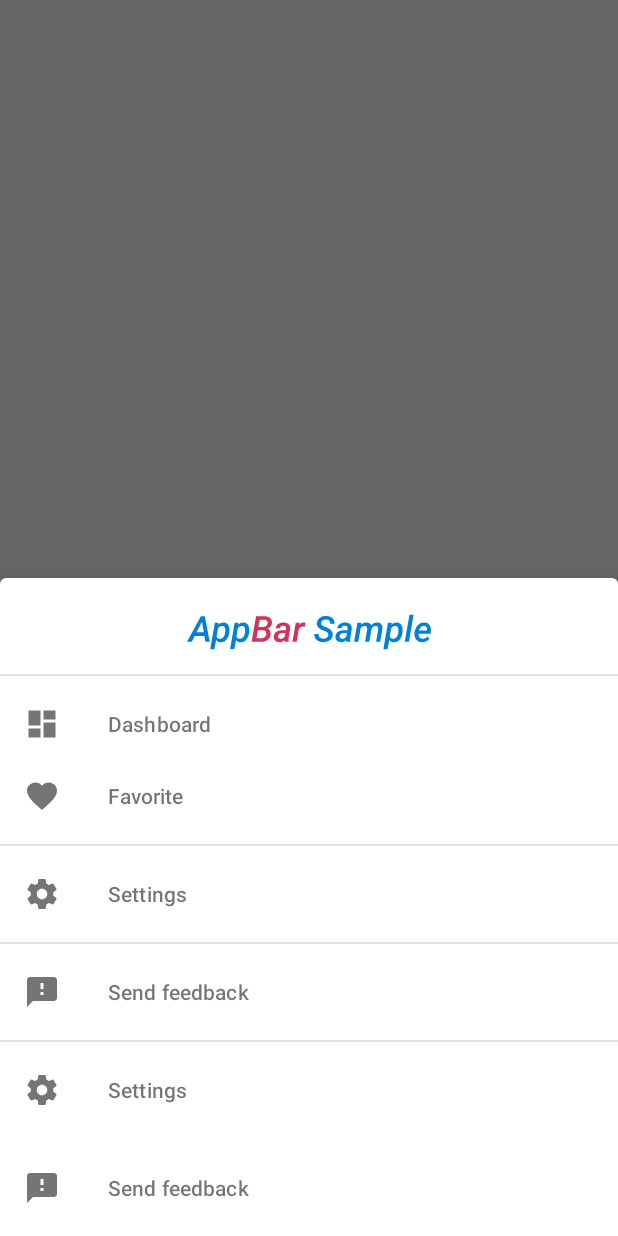
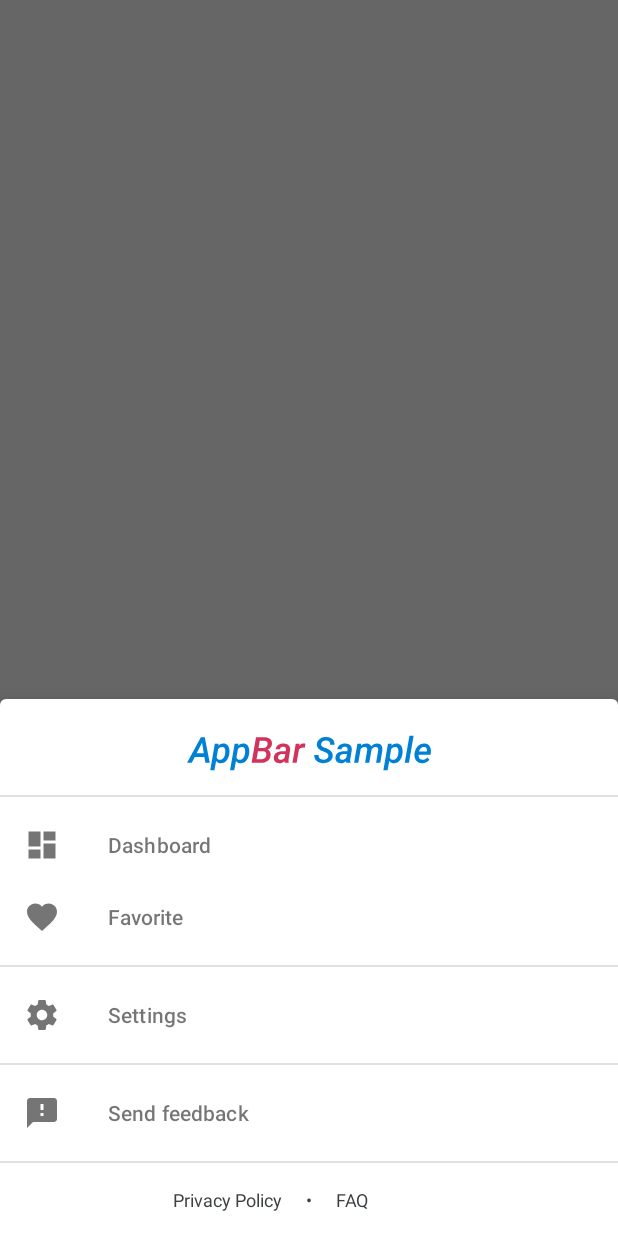
Before and after one commit to pstanisl/appbar-sample, an Android app: the fragment BottomNavigationFragment placed in its activity, on a phone screen of 412 x 824 dp. Run offline under Robolectric (Android 15) with nearby library versions, the phone set to English and light mode, and no system bars; our stand-ins replace Timber, navigation-ui; 7 statements that could not run were skipped.

Commit message:
Footer in bottom navigation

```diff
--- a/app/build.gradle
+++ b/app/build.gradle
@@ -29,9 +29,9 @@ androidExtensions {
 ext {
     androidx_version = '1.0.0-alpha3'
     constraint_layout_version = "1.1.2"
-    navigation_version = "1.0.0-alpha02"
+    navigation_version = "1.0.0-alpha04"
 //    coroutines = "0.23.2"
-    support_version = "28.0.0-alpha3"
+    support_version = "28.0.0-rc01"
     timber_version = "4.7.0"
 }
 
--- a/app/src/main/java/cz/pstanisl/appbarexample/ui/BottomNavigationFragment.kt
+++ b/app/src/main/java/cz/pstanisl/appbarexample/ui/BottomNavigationFragment.kt
@@ -10,6 +10,10 @@ import androidx.navigation.ui.setupWithNavController
 import cz.pstanisl.appbarexample.R
 import cz.pstanisl.appbarexample.ui.shared.RoundedBottomSheetDialogFragment
 import kotlinx.android.synthetic.main.fragment_navigation.*
+import kotlinx.android.synthetic.main.navigation_menu_footer.*
+import android.content.Intent
+import android.net.Uri
+
 
 class BottomNavigationFragment: RoundedBottomSheetDialogFragment() {
 
@@ -20,6 +24,9 @@ class BottomNavigationFragment: RoundedBottomSheetDialogFragment() {
     override fun onViewCreated(view: View, savedInstanceState: Bundle?) {
         super.onViewCreated(view, savedInstanceState)
         setup()
+
+        tvPrivacyPolicy.setOnClickListener { openUri("https://www.google.cz") }
+        tvFAQ.setOnClickListener { openUri("https://www.seznam.cz") }
     }
 
     private fun setup() {
@@ -35,6 +42,10 @@ class BottomNavigationFragment: RoundedBottomSheetDialogFragment() {
         vLateralNavigation.setupWithNavController(navController)
     }
 
+    private fun openUri(uri: String) {
+        val intent = Intent(Intent.ACTION_VIEW, Uri.parse(uri))
+        startActivity(intent)
+    }
 
 
 }
--- a/app/src/main/res/color/navigation_icon_color.xml
+++ b/app/src/main/res/color/navigation_icon_color.xml
@@ -3,6 +3,6 @@
 
     <item android:state_checked="true" android:color="@color/primary" />
     <item android:state_enabled="true" android:color="@color/text_secondary_on_background" />
-    <item android:color="@color/gray_light" />
+    <item android:color="@color/gray" />
 
 </selector>
--- a/app/src/main/res/layout/fragment_navigation.xml
+++ b/app/src/main/res/layout/fragment_navigation.xml
@@ -38,6 +38,8 @@
         app:itemIconTint="@color/navigation_icon_color"
         app:itemTextColor="@color/navigation_item_color"
         app:layout_constraintBottom_toTopOf="@id/divider_navigation"
+        app:layout_constraintLeft_toLeftOf="parent"
+        app:layout_constraintRight_toRightOf="parent"
         app:menu="@menu/lateral_navigation"
         style="@style/NavigationView" />
 
@@ -53,23 +55,23 @@
         android:layout_width="match_parent"
         android:layout_height="wrap_content"
         android:layout_gravity="bottom"
-        android:paddingStart="@dimen/keyline_1"
-        android:paddingEnd="@dimen/keyline_1"
+        android:theme="@style/AppTheme.NavigationViewOverlay"
         app:itemBackground="@drawable/navigation_item_background"
+        app:itemHorizontalPadding="@dimen/keyline_2"
         app:itemIconPadding="@dimen/keyline_4"
         app:itemTextColor="@color/navigation_item_color"
-        app:itemIconTint="@color/navigation_item_color"
-        app:itemHorizontalPadding="@dimen/keyline_1"
+        app:itemIconTint="@color/navigation_icon_color"
+        app:layout_constraintBottom_toTopOf="@id/divider_footer"
+        app:layout_constraintLeft_toLeftOf="parent"
+        app:layout_constraintRight_toRightOf="parent"
+        app:menu="@menu/forward_navigation"
+        style="@style/NavigationView" />
+
+    <include
+        layout="@layout/navigation_menu_footer"
+        app:layout_constraintEnd_toEndOf="parent"
+        app:layout_constraintStart_toStartOf="parent"
         app:layout_constraintBottom_toBottomOf="parent"
-        app:menu="@menu/forward_navigation" />
-
-    <!--<include-->
-        <!--android:id="@+id/vNavigationMenuFooter"-->
-        <!--layout="@layout/navigation_menu_footer"-->
-        <!--android:visibility="gone"-->
-        <!--app:layout_constraintEnd_toEndOf="parent"-->
-        <!--app:layout_constraintStart_toStartOf="parent"-->
-        <!--app:layout_constraintBottom_toBottomOf="parent"-->
-    <!--/>-->
+    />
 
 </android.support.constraint.ConstraintLayout>
--- a/app/src/main/res/layout/navigation_menu_footer.xml
+++ b/app/src/main/res/layout/navigation_menu_footer.xml
@@ -1,31 +1,57 @@
 <?xml version="1.0" encoding="utf-8"?>
 <merge xmlns:android="http://schemas.android.com/apk/res/android"
-    android:layout_width="match_parent" android:layout_height="match_parent">
+    xmlns:app="http://schemas.android.com/apk/res-auto"
+    android:layout_width="match_parent"
+    android:layout_height="match_parent">
 
-    <View style="@style/BottomSheetEntryDivider" />
+    <View
+        android:id="@+id/divider_footer"
+        style="@style/BottomSheetEntryDivider"
+        app:layout_constraintBottom_toTopOf="@id/footer_container"
+        app:layout_constraintEnd_toEndOf="parent"
+        app:layout_constraintStart_toStartOf="parent" />
 
-    <LinearLayout
-        android:layout_width="wrap_content"
+    <android.support.constraint.ConstraintLayout
+        android:id="@+id/footer_container"
+        android:layout_width="match_parent"
         android:layout_height="wrap_content"
-        android:orientation="horizontal">
+        android:orientation="horizontal"
+        app:layout_constraintEnd_toEndOf="parent"
+        app:layout_constraintStart_toStartOf="parent"
+        app:layout_constraintBottom_toBottomOf="parent">
 
         <TextView
+            android:id="@+id/tvPrivacyPolicy"
             android:layout_width="wrap_content"
             android:layout_height="wrap_content"
-            android:layout_marginEnd="@dimen/keyline_1"
-            android:text="@string/action_privacy_policy"/>
+            android:layout_marginEnd="@dimen/keyline_2"
+            android:text="@string/action_privacy_policy"
+            android:textAlignment="center"
+            app:layout_constraintTop_toTopOf="parent"
+            app:layout_constraintRight_toLeftOf="@id/footer_separator"
+            style="@style/FooterClickableActionItemStyle"/>
 
         <TextView
+            android:id="@+id/footer_separator"
             android:layout_width="wrap_content"
             android:layout_height="wrap_content"
-            android:text="@string/bullet_separator"/>
+            android:text="@string/bullet_separator"
+            app:layout_constraintTop_toTopOf="parent"
+            app:layout_constraintLeft_toLeftOf="parent"
+            app:layout_constraintRight_toRightOf="parent"
+            app:layout_constraintBottom_toBottomOf="parent"
+            style="@style/FooterActionItemStyle"/>
 
         <TextView
+            android:id="@+id/tvFAQ"
             android:layout_width="wrap_content"
             android:layout_height="wrap_content"
             android:layout_marginStart="@dimen/keyline_2"
-            android:text="@string/action_faq"/>
+            android:text="@string/action_faq"
+            app:layout_constraintTop_toTopOf="parent"
+            app:layout_constraintLeft_toRightOf="@id/footer_separator"
+            style="@style/FooterClickableActionItemStyle"/>
 
-    </LinearLayout>
+    </android.support.constraint.ConstraintLayout>
 
 </merge>
--- a/app/src/main/res/menu/forward_navigation.xml
+++ b/app/src/main/res/menu/forward_navigation.xml
@@ -3,14 +3,14 @@
 
     <group android:id="@+id/forward_settings">
         <item
-            android:id="@+id/dashboard"
+            android:id="@+id/item_forward_settings"
             android:icon="@drawable/ic_settings_black_24dp"
             android:title="@string/nav_item_settings" />
     </group>
 
     <group android:id="@+id/forward_feedback">
         <item
-            android:id="@+id/favorite"
+            android:id="@+id/item_forward_feedback"
             android:icon="@drawable/ic_feedback_black_24dp"
             android:title="@string/nav_item_send_feedback" />
     </group>
--- a/app/src/main/res/menu/lateral_navigation.xml
+++ b/app/src/main/res/menu/lateral_navigation.xml
@@ -13,18 +13,18 @@
             android:title="@string/nav_item_favorite" />
     </group>
 
-    <group android:id="@+id/forward_settings">
-        <item
-            android:id="@+id/settings"
-            android:icon="@drawable/ic_settings_black_24dp"
-            android:title="@string/nav_item_settings" />
-    </group>
+    <!--<group android:id="@+id/forward_settings">-->
+        <!--<item-->
+            <!--android:id="@+id/settings"-->
+            <!--android:icon="@drawable/ic_settings_black_24dp"-->
+            <!--android:title="@string/nav_item_settings" />-->
+    <!--</group>-->
 
-    <group android:id="@+id/forward_feedback">
-        <item
-            android:id="@+id/feedback"
-            android:icon="@drawable/ic_feedback_black_24dp"
-            android:title="@string/nav_item_send_feedback" />
-    </group>
+    <!--<group android:id="@+id/forward_feedback">-->
+        <!--<item-->
+            <!--android:id="@+id/feedback"-->
+            <!--android:icon="@drawable/ic_feedback_black_24dp"-->
+            <!--android:title="@string/nav_item_send_feedback" />-->
+    <!--</group>-->
 
 </menu>
--- a/app/src/main/res/values/colors.xml
+++ b/app/src/main/res/values/colors.xml
@@ -31,7 +31,7 @@
     <color name="primary">#0081d5</color>
     <color name="primary_light">#5eb0ff</color>
     <color name="primary_dark">#0055a3</color>
-    <color name="secondary">#d1335b</color>
+    <color name="secondary">#d1335b</color>b
     <color name="secondary_light">#ff6988</color>
     <color name="secondary_dark">#9a0032</color>
 
--- a/app/src/main/res/values/styles.xml
+++ b/app/src/main/res/values/styles.xml
@@ -13,6 +13,7 @@
     </style>
 
     <style name="AppTheme.NavigationViewOverlay" parent="@style/Widget.Design.NavigationView">
+        <!-- set divider visual in the navigation view -->
         <item name="android:listDivider">@drawable/divider</item>
     </style>
 
@@ -39,4 +40,18 @@
         <!--<item name="android:selectableItemBackground">@drawable/navigation_item_background</item>-->
     </style>
 
+    <style name="BaseFooterActionItemStyle">
+        <item name="android:textSize">12sp</item>
+        <item name="android:textColor">#3c4043</item>
+    </style>
+
+    <style name="FooterActionItemStyle" parent="@style/BaseFooterActionItemStyle">
+        <item name="android:fontFamily">roboto-regular</item>
+    </style>
+
+    <style name="FooterClickableActionItemStyle" parent="@style/BaseFooterActionItemStyle">
+        <item name="android:paddingTop">16dp</item>
+        <item name="android:paddingBottom">16dp</item>
+    </style>
+
 </resources>
--- a/build.gradle
+++ b/build.gradle
@@ -1,13 +1,13 @@
 // Top-level build file where you can add configuration options common to all sub-projects/modules.
 
 buildscript {
-    ext.kotlin_version = '1.2.50'
+    ext.kotlin_version = '1.2.60'
     repositories {
         google()
         jcenter()
     }
     dependencies {
-        classpath 'com.android.tools.build:gradle:3.2.0-beta01'
+        classpath 'com.android.tools.build:gradle:3.3.0-alpha05'
         classpath "org.jetbrains.kotlin:kotlin-gradle-plugin:$kotlin_version"
 
         // NOTE: Do not place your application dependencies here; they belong
```
Also changed, not shown: gradle/wrapper/gradle-wrapper.properties.
